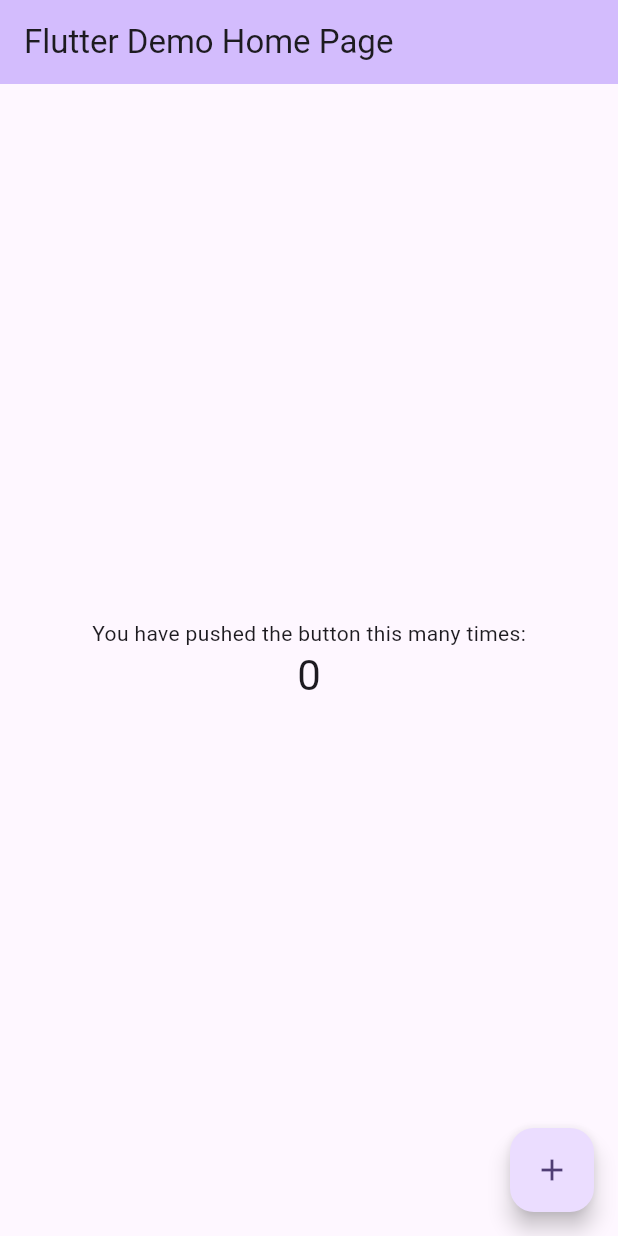
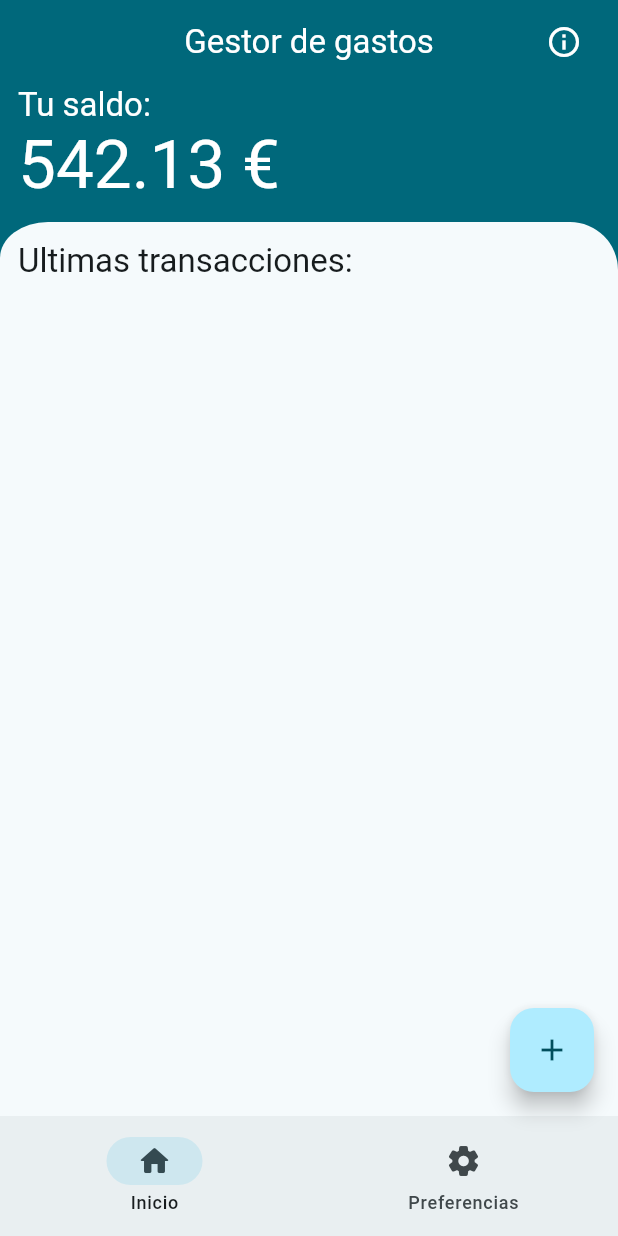
Before and after one commit to jeantivan/flutter-project, a Flutter app: the screen it shows after launch, on a phone screen of 412 x 824 dp. Run offline on Flutter 3.47's test engine with Material 3 defaults, Android fonts, the phone set to English and light mode, and no system bars.

Commit message:
Trabajando en el Layout general de la pagina
Siguiendo el ejemplo de https://api.flutter.dev/flutter/material/NavigationBar-class.html

```diff
--- a/lib/main.dart
+++ b/lib/main.dart
@@ -1,125 +1,30 @@
 import 'package:flutter/material.dart';
+import 'package:proyecto_flutter/pages/home.dart';
+import 'package:proyecto_flutter/pages/settings.dart';
 
 void main() {
   runApp(const MyApp());
 }
 
+Map<String, WidgetBuilder> routes = {
+  '/': (context) => const MyHomePage(),
+  '/settings': (context) => const SettingsPage()
+};
+
 class MyApp extends StatelessWidget {
   const MyApp({super.key});
 
-  // This widget is the root of your application.
   @override
   Widget build(BuildContext context) {
     return MaterialApp(
-      title: 'Flutter Demo',
+      title: 'Gestor de Gastos',
       theme: ThemeData(
-        // This is the theme of your application.
-        //
-        // TRY THIS: Try running your application with "flutter run". You'll see
-        // the application has a purple toolbar. Then, without quitting the app,
-        // try changing the seedColor in the colorScheme below to Colors.green
-        // and then invoke "hot reload" (save your changes or press the "hot
-        // reload" button in a Flutter-supported IDE, or press "r" if you used
-        // the command line to start the app).
-        //
-        // Notice that the counter didn't reset back to zero; the application
-        // state is not lost during the reload. To reset the state, use hot
-        // restart instead.
-        //
-        // This works for code too, not just values: Most code changes can be
-        // tested with just a hot reload.
-        colorScheme: ColorScheme.fromSeed(seedColor: Colors.deepPurple),
+        colorScheme: ColorScheme.fromSeed(
+          seedColor: const Color.fromRGBO(0, 184, 217, 1),
+        ),
         useMaterial3: true,
       ),
-      home: const MyHomePage(title: 'Flutter Demo Home Page'),
+      routes: routes,
     );
   }
 }
-
-class MyHomePage extends StatefulWidget {
-  const MyHomePage({super.key, required this.title});
-
-  // This widget is the home page of your application. It is stateful, meaning
-  // that it has a State object (defined below) that contains fields that affect
-  // how it looks.
-
-  // This class is the configuration for the state. It holds the values (in this
-  // case the title) provided by the parent (in this case the App widget) and
-  // used by the build method of the State. Fields in a Widget subclass are
-  // always marked "final".
-
-  final String title;
-
-  @override
-  State<MyHomePage> createState() => _MyHomePageState();
-}
-
-class _MyHomePageState extends State<MyHomePage> {
-  int _counter = 0;
-
-  void _incrementCounter() {
-    setState(() {
-      // This call to setState tells the Flutter framework that something has
-      // changed in this State, which causes it to rerun the build method below
-      // so that the display can reflect the updated values. If we changed
-      // _counter without calling setState(), then the build method would not be
-      // called again, and so nothing would appear to happen.
-      _counter++;
-    });
-  }
-
-  @override
-  Widget build(BuildContext context) {
-    // This method is rerun every time setState is called, for instance as done
-    // by the _incrementCounter method above.
-    //
-    // The Flutter framework has been optimized to make rerunning build methods
-    // fast, so that you can just rebuild anything that needs updating rather
-    // than having to individually change instances of widgets.
-    return Scaffold(
-      appBar: AppBar(
-        // TRY THIS: Try changing the color here to a specific color (to
-        // Colors.amber, perhaps?) and trigger a hot reload to see the AppBar
-        // change color while the other colors stay the same.
-        backgroundColor: Theme.of(context).colorScheme.inversePrimary,
-        // Here we take the value from the MyHomePage object that was created by
-        // the App.build method, and use it to set our appbar title.
-        title: Text(widget.title),
-      ),
-      body: Center(
-        // Center is a layout widget. It takes a single child and positions it
-        // in the middle of the parent.
-        child: Column(
-          // Column is also a layout widget. It takes a list of children and
-          // arranges them vertically. By default, it sizes itself to fit its
-          // children horizontally, and tries to be as tall as its parent.
-          //
-          // Column has various properties to control how it sizes itself and
-          // how it positions its children. Here we use mainAxisAlignment to
-          // center the children vertically; the main axis here is the vertical
-          // axis because Columns are vertical (the cross axis would be
-          // horizontal).
-          //
-          // TRY THIS: Invoke "debug painting" (choose the "Toggle Debug Paint"
-          // action in the IDE, or press "p" in the console), to see the
-          // wireframe for each widget.
-          mainAxisAlignment: MainAxisAlignment.center,
-          children: <Widget>[
-            const Text(
-              'You have pushed the button this many times:',
-            ),
-            Text(
-              '$_counter',
-              style: Theme.of(context).textTheme.headlineMedium,
-            ),
-          ],
-        ),
-      ),
-      floatingActionButton: FloatingActionButton(
-        onPressed: _incrementCounter,
-        tooltip: 'Increment',
-        child: const Icon(Icons.add),
-      ), // This trailing comma makes auto-formatting nicer for build methods.
-    );
-  }
-}
--- /dev/null
+++ b/lib/pages/home.dart
@@ -0,0 +1,67 @@
+import 'package:flutter/material.dart';
+import 'package:proyecto_flutter/widget/layout.dart';
+
+class MyHomePage extends StatelessWidget {
+  const MyHomePage({super.key});
+  @override
+  Widget build(BuildContext context) {
+    final theme = Theme.of(context);
+    final minWidth = MediaQuery.of(context).size.width;
+    return Layout(
+      floatingActionButton: FloatingActionButton(
+        onPressed: () {},
+        child: const Icon(Icons.add),
+      ),
+      child: Container(
+        color: theme.colorScheme.primary,
+        child: Row(
+          children: [
+            Column(
+              crossAxisAlignment: CrossAxisAlignment.start,
+              children: <Widget>[
+                Container(
+                  color: theme.colorScheme.primary,
+                  child: Expanded(
+                    child: Padding(
+                      padding: const EdgeInsets.only(
+                          bottom: 12, left: 12, right: 12),
+                      child: Column(
+                        crossAxisAlignment: CrossAxisAlignment.start,
+                        children: [
+                          Text("Tu saldo: ",
+                              style: theme.textTheme.titleLarge
+                                  ?.apply(color: theme.colorScheme.onPrimary)),
+                          Text("542.13 €",
+                              style: theme.textTheme.displayMedium
+                                  ?.apply(color: theme.colorScheme.onPrimary)),
+                        ],
+                      ),
+                    ),
+                  ),
+                ),
+                Expanded(
+                  child: Container(
+                    width: minWidth,
+                    decoration: BoxDecoration(
+                        color: theme.colorScheme.surface,
+                        borderRadius: const BorderRadius.only(
+                            topLeft: Radius.elliptical(32, 24),
+                            topRight: Radius.elliptical(32, 32))),
+                    child: Padding(
+                      padding: const EdgeInsets.all(12),
+                      child: Text(
+                        'Ultimas transacciones: ',
+                        style: theme.textTheme.titleLarge,
+                      ),
+                    ),
+                  ),
+                )
+              ],
+            ),
+          ],
+        ),
+      ),
+      // This trailing comma makes auto-formatting nicer for build methods.
+    );
+  }
+}
--- /dev/null
+++ b/lib/widget/layout.dart
@@ -0,0 +1,123 @@
+import 'package:flutter/material.dart';
+import 'package:proyecto_flutter/pages/home.dart';
+import 'package:proyecto_flutter/pages/settings.dart';
+
+class Destination {
+  final int index;
+  final String name;
+  final IconData icon;
+
+  const Destination(this.index, this.name, this.icon);
+}
+
+class DestinationView extends StatefulWidget {
+  const DestinationView({super.key, required this.navigatorKey});
+
+  final Key navigatorKey;
+
+  @override
+  State<DestinationView> createState() => _DestinationViewState();
+}
+
+class _DestinationViewState extends State<DestinationView> {
+  @override
+  Widget build(BuildContext context) {
+    return Navigator(
+      key: widget.navigatorKey,
+      onGenerateRoute: (settings) {
+        return MaterialPageRoute(
+            settings: settings,
+            builder: (context) {
+              switch (settings.name) {
+                case '/':
+                  return const MyHomePage();
+                case '/preferencias':
+                  return const SettingsPage();
+              }
+              assert(false);
+
+              return const SizedBox();
+            });
+      },
+    );
+  }
+}
+
+class Layout extends StatefulWidget {
+  final Widget child;
+  final Widget? floatingActionButton;
+  const Layout({super.key, required this.child, this.floatingActionButton});
+
+  @override
+  State<Layout> createState() => _LayoutState();
+}
+
+class _LayoutState extends State<Layout> {
+  static const List<Destination> allDestinations = [
+    Destination(0, 'Inicio', Icons.home_rounded),
+    Destination(1, 'Preferencias', Icons.settings_rounded)
+  ];
+
+  late final List<GlobalKey<NavigatorState>> navigatorKeys;
+  late final List<GlobalKey> destinationKeys;
+  late final List<Widget> destinationViews;
+
+  int currentPage = 0;
+
+  @override
+  void initState() {
+    super.initState();
+
+    navigatorKeys = List<GlobalKey<NavigatorState>>.generate(
+        allDestinations.length, (index) => GlobalKey()).toList();
+
+    destinationViews = allDestinations.map<Widget>((Destination destination) {
+      return DestinationView(navigatorKey: navigatorKeys[destination.index]);
+    }).toList();
+  }
+
+  @override
+  Widget build(BuildContext context) {
+    final theme = Theme.of(context);
+
+    return NavigatorPopHandler(
+        onPop: () {
+          final NavigatorState navigator =
+              navigatorKeys[currentPage].currentState!;
+
+          navigator.pop();
+        },
+        child: Scaffold(
+            bottomNavigationBar: NavigationBar(
+              selectedIndex: currentPage,
+              onDestinationSelected: (value) {
+                setState(() {
+                  currentPage = value;
+                });
+              },
+              destinations: allDestinations
+                  .map<NavigationDestination>((Destination destination) =>
+                      NavigationDestination(
+                          icon: Icon(destination.icon),
+                          label: destination.name))
+                  .toList(),
+            ),
+            appBar: AppBar(
+              title: const Text("Gestor de gastos"),
+              foregroundColor: theme.colorScheme.onPrimary,
+              backgroundColor: theme.colorScheme.primary,
+              centerTitle: true,
+              actions: [
+                IconButton(
+                    onPressed: () {}, icon: const Icon(Icons.info_outline)),
+                const SizedBox(
+                  width: 12,
+                )
+              ],
+            ),
+            body: widget.child,
+            floatingActionButton: widget
+                .floatingActionButton // This trailing comma makes auto-formatting nicer for build methods.
+            ));
+  }
+}
```
Also changed, not shown: lib/pages/Untitled-1.dart (added, +396 -0 lines), lib/pages/settings.dart (added, +15 -0 lines).
